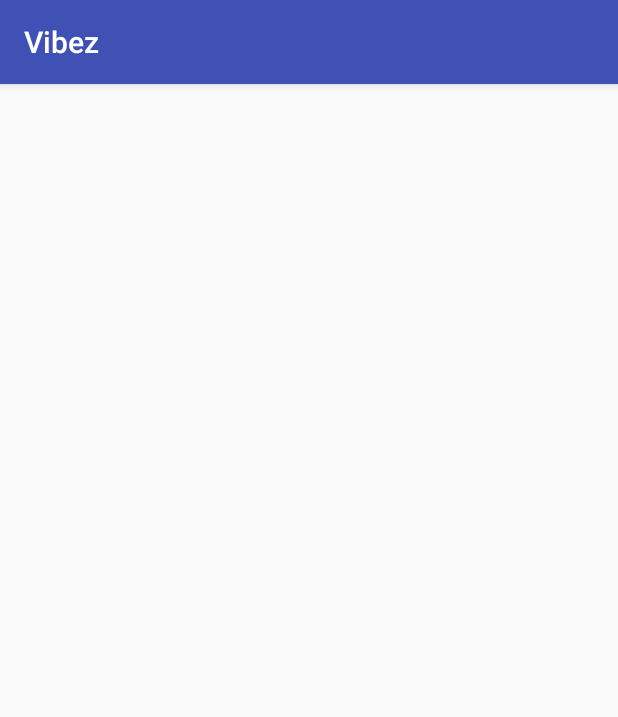
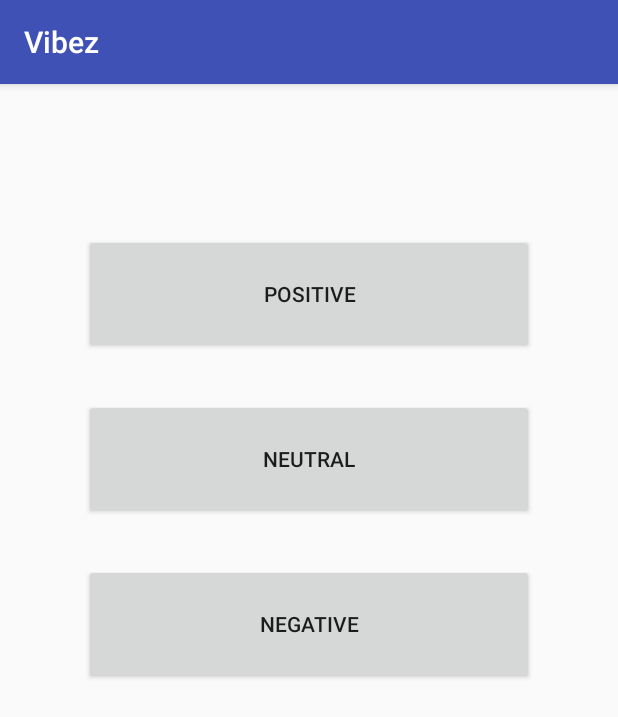
Before and after one commit to MarinaaaaT/Vibez, an Android app: the HomePage screen opened directly, with no data from a screen before it, on a phone screen of 412 x 824 dp. Shown: the top 717 px of the screen. Run offline under Robolectric (Android 15) with nearby library versions, the phone set to English and light mode, and no system bars; 3 statements that could not run were skipped.

```diff
--- a/app/src/main/java/marinatassi/vibez/MainActivity.java
+++ b/app/src/main/java/marinatassi/vibez/MainActivity.java
@@ -59,13 +59,16 @@ public class MainActivity extends AppCompatActivity {
         EditText password = (EditText) findViewById(R.id.editText2);
         TextView loginFail = (TextView) findViewById(R.id.loginFail);
         Button register = (Button) findViewById(R.id.registerButton);
+        String un = username.getText().toString();
 
         File userInfo = UtilFile.getFile("userInfo.txt", this.getApplicationContext());
         int userID = existingUser(username.getText().toString(), userInfo);
 
         //correct username and password
         if (userID != -1 && correctPassword((password.getText().toString()), userID, userInfo)) {
+            String data = un + "Data.txt";
             Intent intent = new Intent(this, HomePage.class);
+            intent.putExtra("uData", data);
             startActivity(intent);
         }
         //wrong username or password
--- a/app/src/main/java/marinatassi/vibez/Registration.java
+++ b/app/src/main/java/marinatassi/vibez/Registration.java
@@ -83,6 +83,7 @@ public class Registration extends AppCompatActivity {
             System.out.println(userData);
             UtilFile.writeToFile(userData, userInfo);
 
+            //System.out.println("YOOOOOOOO "+un);
             String data = un + "Data.txt";
             Intent intent = new Intent(this, HomePage.class);
             intent.putExtra("uData", data);
--- a/app/src/main/res/layout/homepage.xml
+++ b/app/src/main/res/layout/homepage.xml
@@ -3,10 +3,41 @@
     android:orientation="vertical" android:layout_width="match_parent"
     android:layout_height="match_parent">
 
+    <Button
+        android:id="@+id/positive"
+        android:layout_width="300dp"
+        android:layout_height="80dp"
+        android:layout_gravity="center_horizontal"
+        android:text="@string/mood1"
+        android:layout_marginTop="100dp"
+        android:onClick="positiveClick"
+        />
+
+    <Button
+        android:id="@+id/neutral"
+        android:layout_width="300dp"
+        android:layout_height="80dp"
+        android:layout_gravity="center_horizontal"
+        android:text="@string/mood2"
+        android:layout_marginTop="30dp"
+        android:onClick="neutralClick"
+        />
+
+    <Button
+        android:id="@+id/negative"
+        android:layout_width="300dp"
+        android:layout_height="80dp"
+        android:layout_gravity="center_horizontal"
+        android:text="@string/mood3"
+        android:layout_marginTop="30dp"
+        android:onClick="negativeClick"
+        />
+
     <TextView
         android:layout_width="wrap_content"
         android:layout_height="wrap_content"
         android:text="@string/Test"
-        android:id="@+id/test"/>
+        android:id="@+id/test"
+        android:visibility="invisible"/>
 
 </LinearLayout>
--- a/app/src/main/res/values/strings.xml
+++ b/app/src/main/res/values/strings.xml
@@ -9,4 +9,10 @@
     <string name="Password"></string>
     <string name="confirm_password">Confirm Password</string>
     <string name="Test">test</string>
+    <string name="mood1">positive</string>
+    <string name="mood2">neutral</string>
+    <string name="mood3">negative</string>
+    <string name="temp1">prev</string>
+    <string name="temp2">next</string>
+    <string name="date">May 24th, 2016</string>
 </resources>
```
Also changed, not shown: app/src/main/AndroidManifest.xml (+3 -5 lines), app/src/main/java/marinatassi/vibez/DailyData.java (added, +49 -0 lines), app/src/main/java/marinatassi/vibez/HomePage.java (+57 -0 lines), app/src/main/res/layout/daily_data.xml (added, +31 -0 lines), 1 other file.
